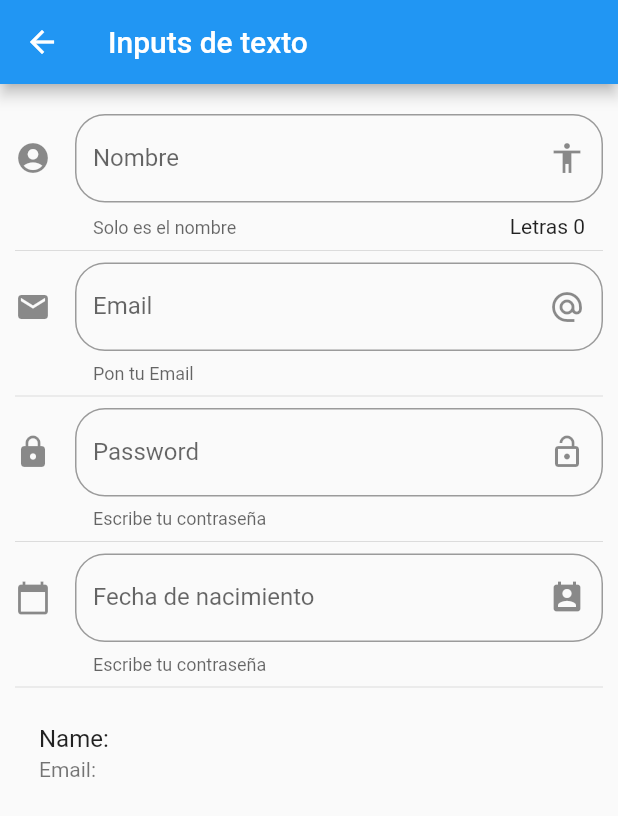
After one commit to AlonsoCasilda/Flutter-Project, a Flutter app: the screen it shows after launch, after a tap on "Inputs", on a phone screen of 412 x 824 dp. The commit adds this screen. Shown: the top 816 px of the screen. Run offline on Flutter 3.47's test engine with Material 2 defaults, Android fonts, the phone set to English and light mode, and no system bars; network calls fail.

Commit message:
inputFields Email y Password fields Datepicker Cambiar el idioma del Datepicker

```diff
--- a/data/menu_opts.json
+++ b/data/menu_opts.json
@@ -20,6 +20,11 @@
             "ruta" : "animatedContainer",
             "icon" : "donut_large",
             "texto": "Animated Container"
+        },
+        {
+            "ruta" : "inputs",
+            "icon" : "input",
+            "texto": "Inputs"
         }
     ]
 }
--- a/lib/main.dart
+++ b/lib/main.dart
@@ -5,6 +5,7 @@ import 'package:componentes/src/pages/home_page.dart';
 import 'package:componentes/src/pages/home_temp.dart';
 import 'package:componentes/src/routes/routes.dart';
 import 'package:flutter/material.dart';
+import 'package:flutter_localizations/flutter_localizations.dart';
 
 void main() => runApp(MyApp());
 
@@ -14,6 +15,17 @@ class MyApp extends StatelessWidget {
     return MaterialApp(
       title: 'Componentes Flutter',
       debugShowCheckedModeBanner: false,//quitar banner debug
+      localizationsDelegates: [
+        GlobalMaterialLocalizations.delegate,
+        GlobalWidgetsLocalizations.delegate,
+        GlobalCupertinoLocalizations.delegate,
+      ],
+      supportedLocales: [
+        const Locale('en', 'US'), // English, no country code
+        const Locale('es', 'ES'), // Spanish
+        const Locale.fromSubtags(languageCode: 'zh'), // Chinese *See Advanced Locales below*
+        // ... other locales the app supports
+      ],
       //home: HomePage()
       initialRoute: '/',
       //metodo para acceder a rutas
--- /dev/null
+++ b/lib/src/pages/input_page.dart
@@ -0,0 +1,146 @@
+import 'package:flutter/cupertino.dart';
+import 'package:flutter/material.dart';
+
+class InputPage extends StatefulWidget {
+  @override
+  _InputPageState createState() => _InputPageState();
+}
+
+class _InputPageState extends State<InputPage> {
+
+  String _nombre = '';
+  String _email = '';
+  String _fecha = '';
+
+  TextEditingController _inputFieldDateController = new TextEditingController();
+
+  @override
+  Widget build(BuildContext context) {
+    return Scaffold(
+      appBar: AppBar(
+        title: Text('Inputs de texto'),
+      ),
+      body: ListView(
+        padding: EdgeInsets.symmetric(horizontal: 10.0, vertical: 20.0),
+        children: <Widget>[
+          _crearInput(),
+          Divider(),
+          _crearEmail(),
+          Divider(),
+          _crearPassword(),
+          Divider(),
+          _crearFecha(context),
+          Divider(),
+          _crearPersona(),
+        ],
+      ),
+    );
+  }
+  Widget _crearInput() {
+    return TextField(
+      //autofocus: true,
+      textCapitalization: TextCapitalization.sentences,
+      decoration: InputDecoration(
+        border: OutlineInputBorder(
+            borderRadius: BorderRadius.circular(20.0)
+        ),
+        counter: Text('Letras ${_nombre.length}'),
+        hintText: 'Nombre de la persona',
+        labelText: 'Nombre',
+        helperText: 'Solo es el nombre',
+        suffixIcon: Icon(Icons.accessibility),
+        icon: Icon(Icons.account_circle),
+      ),
+      onChanged: (value) {
+        setState(() {
+          _nombre = value;
+        });
+      },
+
+    );
+  }
+    Widget _crearPersona() {
+    return ListTile(
+      title: Text('Name: $_nombre'),
+      subtitle: Text('Email: $_email'),
+    );
+  }
+
+    Widget _crearEmail() {
+      return TextField(
+        keyboardType: TextInputType.emailAddress,
+        decoration: InputDecoration(
+          border: OutlineInputBorder(
+              borderRadius: BorderRadius.circular(20.0)
+          ),
+          hintText: 'Email',
+          labelText: 'Email',
+          helperText: 'Pon tu Email',
+          suffixIcon: Icon(Icons.alternate_email),
+          icon: Icon(Icons.email),
+        ),
+        onChanged: (value) => setState(() {
+            _email = value;
+          })
+      );
+    }
+
+    Widget _crearPassword() {
+      return TextField(
+          obscureText: true,
+          decoration: InputDecoration(
+            border: OutlineInputBorder(
+                borderRadius: BorderRadius.circular(20.0)
+            ),
+            hintText: 'Password',
+            labelText: 'Password',
+            helperText: 'Escribe tu contraseña',
+            suffixIcon: Icon(Icons.lock_open),
+            icon: Icon(Icons.lock),
+          ),
+          onChanged: (value) => setState(() {
+            _email = value;
+          })
+      );
+    }
+
+    Widget _crearFecha(BuildContext context) {
+      return TextField(
+        enableInteractiveSelection: false,
+          controller: _inputFieldDateController,
+          decoration: InputDecoration(
+            border: OutlineInputBorder(
+                borderRadius: BorderRadius.circular(20.0)
+            ),
+            hintText: 'Fecha de nacimiento',
+            labelText: 'Fecha de nacimiento',
+            helperText: 'Escribe tu contraseña',
+            suffixIcon: Icon(Icons.perm_contact_calendar),
+            icon: Icon(Icons.calendar_today),
+          ),
+         onTap: () {
+
+          FocusScope.of(context).requestFocus(new FocusNode());
+          _selectDate(context);
+
+         },
+      );
+
+  }
+
+    _selectDate(BuildContext context) async {
+    DateTime picked = await showDatePicker(
+        context: context,
+        initialDate: new DateTime.now(),
+        firstDate: new DateTime(1970),
+        lastDate: new DateTime(2021),
+      locale: Locale('es', 'ES')
+      );
+    if (picked != null){
+      setState(() {
+        _fecha = picked.toString();
+        _inputFieldDateController.text = _fecha;
+      });
+      }
+    }
+}
--- a/lib/src/routes/routes.dart
+++ b/lib/src/routes/routes.dart
@@ -3,6 +3,7 @@ import 'package:componentes/src/pages/animated_container.dart';
 import 'package:componentes/src/pages/avatar_page.dart';
 import 'package:componentes/src/pages/card_page.dart';
 import 'package:componentes/src/pages/home_page.dart';
+import 'package:componentes/src/pages/input_page.dart';
 import 'package:flutter/material.dart';
 
 Map<String, WidgetBuilder> getApplicationRoutes(){
@@ -12,6 +13,7 @@ Map<String, WidgetBuilder> getApplicationRoutes(){
     'alert': (BuildContext context)=> Alertpage(),
     'avatar': (BuildContext context)=> AvatarPage(),
     'card': (BuildContext context)=> Cardpage(),
-    'animatedContainer': (BuildContext context)=> AnimatedContainerPage()
+    'animatedContainer': (BuildContext context)=> AnimatedContainerPage(),
+    'inputs': (BuildContext context)=> InputPage()
   };
 }
--- a/lib/src/utils/icono_string_util.dart
+++ b/lib/src/utils/icono_string_util.dart
@@ -7,6 +7,7 @@ final _icons = <String, IconData>{
   "accessibility": Icons.accessibility,
   "folder_open": Icons.folder_open,
   "donut_large": Icons.donut_large,
+  "input": Icons.input,
 
 };
 
--- a/pubspec.yaml
+++ b/pubspec.yaml
@@ -22,6 +22,9 @@ environment:
 
 dependencies:
   flutter:
+    sdk: flutter
+
+  flutter_localizations:
     sdk: flutter
 
 
```
Also changed, not shown: pubspec.lock.
